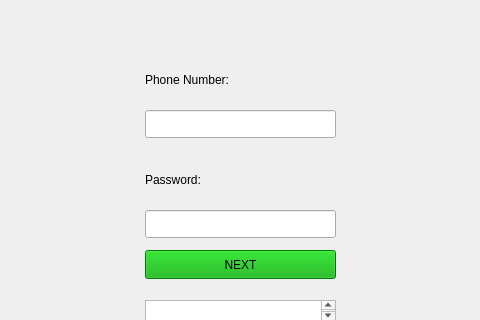
Qt form ZombieVSPlants/forgotwindow.ui (parnianghaisari/Plants-vs.-Zombies-Game) before a commit; both pictures show x 255 to 735 and y 0 to 320 of the 1015 by 565 pixel window.
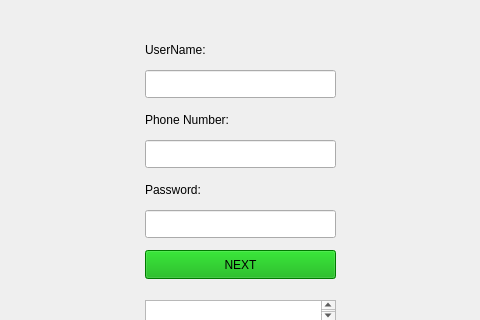
The same form after that commit.

The edit to the form file:
```diff
--- a/ZombieVSPlants/forgotwindow.ui
+++ b/ZombieVSPlants/forgotwindow.ui
@@ -18,7 +18,7 @@
     <property name="geometry">
      <rect>
       <x>400</x>
-      <y>110</y>
+      <y>140</y>
       <width>191</width>
       <height>28</height>
      </rect>
@@ -45,7 +45,7 @@
     <property name="geometry">
      <rect>
       <x>400</x>
-      <y>70</y>
+      <y>110</y>
       <width>121</width>
       <height>20</height>
      </rect>
@@ -63,7 +63,7 @@
     <property name="geometry">
      <rect>
       <x>400</x>
-      <y>170</y>
+      <y>180</y>
       <width>121</width>
       <height>20</height>
      </rect>
@@ -97,6 +97,34 @@
      </rect>
     </property>
    </widget>
+   <widget class="QLabel" name="label_3">
+    <property name="geometry">
+     <rect>
+      <x>400</x>
+      <y>40</y>
+      <width>121</width>
+      <height>20</height>
+     </rect>
+    </property>
+    <property name="styleSheet">
+     <string notr="true">color: rgb(0, 0, 0);
+font: 700 9pt &quot;Segoe UI&quot;;
+</string>
+    </property>
+    <property name="text">
+     <string>UserName:</string>
+    </property>
+   </widget>
+   <widget class="QLineEdit" name="user">
+    <property name="geometry">
+     <rect>
+      <x>400</x>
+      <y>70</y>
+      <width>191</width>
+      <height>28</height>
+     </rect>
+    </property>
+   </widget>
   </widget>
   <widget class="QMenuBar" name="menubar">
    <property name="geometry">
```
